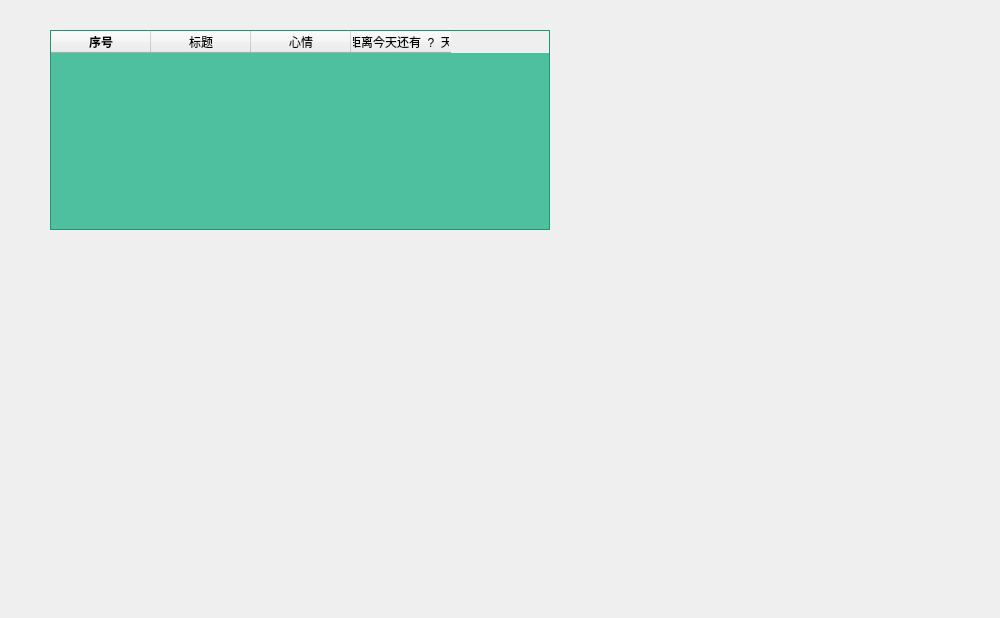
Arthur381/QTproject, file realProgect/countdowndaysmc.ui: the form before one commit.
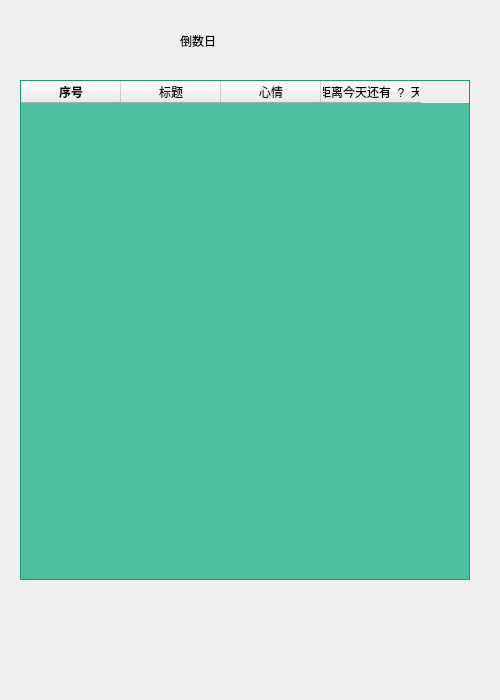
The form after the commit. Icons and pictures are not drawn.

Diff of the .ui file:
```diff
--- a/realProgect/countdowndaysmc.ui
+++ b/realProgect/countdowndaysmc.ui
@@ -6,20 +6,20 @@
    <rect>
     <x>0</x>
     <y>0</y>
-    <width>1000</width>
-    <height>618</height>
+    <width>500</width>
+    <height>700</height>
    </rect>
   </property>
   <property name="minimumSize">
    <size>
-    <width>1000</width>
-    <height>618</height>
+    <width>500</width>
+    <height>700</height>
    </size>
   </property>
   <property name="maximumSize">
    <size>
-    <width>1000</width>
-    <height>618</height>
+    <width>500</width>
+    <height>700</height>
    </size>
   </property>
   <property name="windowTitle">
@@ -39,22 +39,22 @@
   <widget class="QTableWidget" name="tableWidgetCD">
    <property name="geometry">
     <rect>
-     <x>50</x>
-     <y>30</y>
-     <width>500</width>
-     <height>200</height>
+     <x>20</x>
+     <y>80</y>
+     <width>450</width>
+     <height>500</height>
     </rect>
    </property>
    <property name="minimumSize">
     <size>
-     <width>500</width>
-     <height>200</height>
+     <width>450</width>
+     <height>500</height>
     </size>
    </property>
    <property name="maximumSize">
     <size>
-     <width>500</width>
-     <height>200</height>
+     <width>450</width>
+     <height>500</height>
     </size>
    </property>
    <property name="styleSheet">
@@ -122,6 +122,19 @@
     </property>
    </column>
   </widget>
+  <widget class="QLabel" name="label">
+   <property name="geometry">
+    <rect>
+     <x>180</x>
+     <y>20</y>
+     <width>131</width>
+     <height>41</height>
+    </rect>
+   </property>
+   <property name="text">
+    <string>倒数日</string>
+   </property>
+  </widget>
  </widget>
  <resources/>
  <connections/>
```
